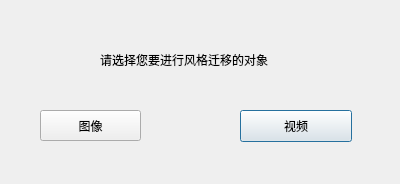
Before: the Qt Designer form gui/start.ui in ZYFZYF/Image-Style-Transfer, drawn with Qt 5.
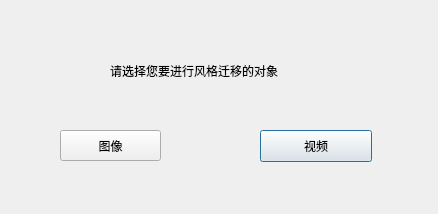
After: the same form once the commit is applied.

Commit message: 增加终止按钮

The edit to the form file:
```diff
--- a/gui/start.ui
+++ b/gui/start.ui
@@ -6,8 +6,8 @@
    <rect>
     <x>0</x>
     <y>0</y>
-    <width>400</width>
-    <height>184</height>
+    <width>438</width>
+    <height>214</height>
    </rect>
   </property>
   <property name="windowTitle">
@@ -16,8 +16,8 @@
   <widget class="QPushButton" name="select_image">
    <property name="geometry">
     <rect>
-     <x>40</x>
-     <y>110</y>
+     <x>60</x>
+     <y>130</y>
      <width>101</width>
      <height>31</height>
     </rect>
@@ -32,8 +32,8 @@
   <widget class="QPushButton" name="select_video">
    <property name="geometry">
     <rect>
-     <x>240</x>
-     <y>110</y>
+     <x>260</x>
+     <y>130</y>
      <width>112</width>
      <height>32</height>
     </rect>
@@ -48,10 +48,10 @@
   <widget class="QLabel" name="label">
    <property name="geometry">
     <rect>
-     <x>100</x>
+     <x>110</x>
      <y>50</y>
-     <width>191</width>
-     <height>20</height>
+     <width>211</width>
+     <height>41</height>
     </rect>
    </property>
    <property name="text">
```
The commit also changes 4 other files.
